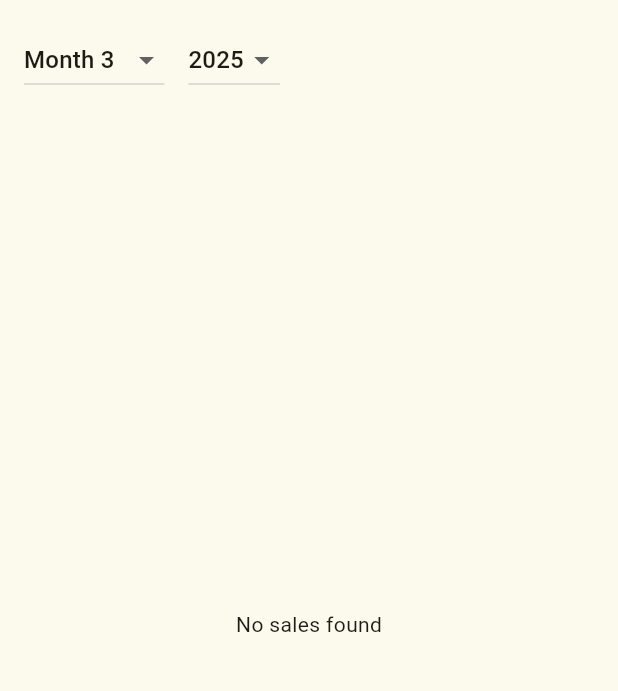
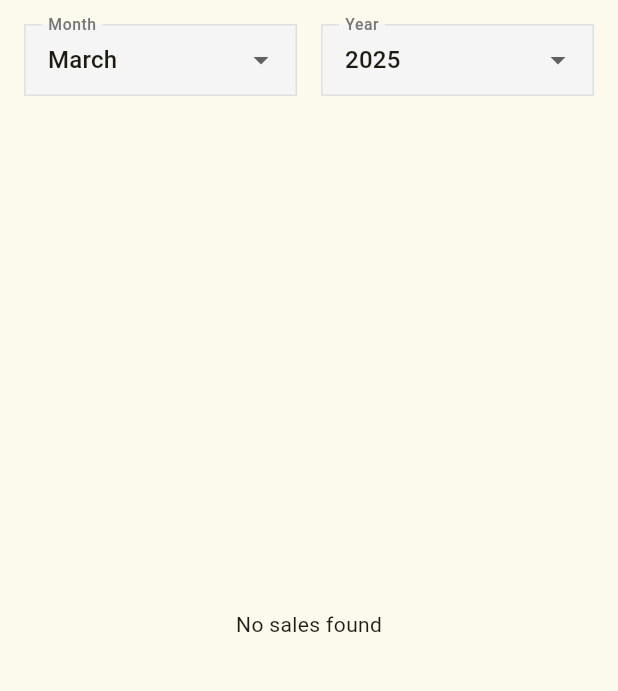
Before and after one commit to yadavkhushwant/flutter-billing-app, a Flutter app: the SalesReportScreen screen opened by its route, on a phone screen of 412 x 824 dp, the part 84-775 px from its top. Run offline on Flutter 3.47's test engine with Material 3 defaults, Android fonts, the phone set to English and light mode, and no system bars; our stand-ins replace dropdown_search, get, image_picker, pdf, printing, sqflite_common_ffi; missing offline and left inert: pluto_grid; accounts and stored records are empty.

Commit message:
add feat

```diff
--- a/lib/screen/sales_report_screen.dart
+++ b/lib/screen/sales_report_screen.dart
@@ -1,6 +1,8 @@
 import 'package:billing_application/controller/customer_controller.dart';
 import 'package:billing_application/controller/sales_report_controller.dart';
+import 'package:billing_application/utils/date_time_helpers.dart';
 import 'package:billing_application/utils/print_invoice.dart';
+import 'package:billing_application/widget/input_decoration.dart';
 import 'package:billing_application/widget/pluto_columns.dart';
 import 'package:flutter/material.dart';
 import 'package:get/get.dart';
@@ -80,15 +82,11 @@ class SalesReportScreen extends StatelessWidget {
     final salesReportController = Get.put(SalesReportController());
     final customerController = Get.put(CustomerController());
 
-    // Create a list of months (1-12) and a range of years.
-    final List<int> months = List.generate(12, (index) => index + 1);
-    final List<int> years =
-        List.generate(10, (index) => DateTime.now().year - 5 + index);
-
     final List<PlutoColumn> columns = [
       PlutoColumn(
         title: 'Action',
         field: 'action',
+        width: 120,
         type: PlutoColumnType.text(),
         enableEditingMode: false,
         renderer: (PlutoColumnRendererContext context) {
@@ -169,14 +167,16 @@ class SalesReportScreen extends StatelessWidget {
             // Row for month and year dropdowns.
             Row(
               children: [
-                // Month Dropdown.
-                Obx(() {
-                  return DropdownButton<int>(
+                // Month Dropdown with InputDecoration
+                Expanded(
+                  child: Obx(() {
+                    return DropdownButtonFormField<int>(
                       value: salesReportController.selectedMonth.value,
-                    items: months.map((month) {
+                      decoration: getInputDecoration("Month"),
+                      items: monthNames.entries.map((entry) {
                         return DropdownMenuItem(
-                        value: month,
-                        child: Text("Month $month"),
+                          value: entry.key,
+                          child: Text(entry.value), // Show month name instead of number
                         );
                       }).toList(),
                       onChanged: (value) {
@@ -189,15 +189,18 @@ class SalesReportScreen extends StatelessWidget {
                       },
                     );
                   }),
+                ),
                 const SizedBox(width: 16),
-                // Year Dropdown.
-                Obx(() {
-                  return DropdownButton<int>(
+                // Year Dropdown with InputDecoration
+                Expanded(
+                  child: Obx(() {
+                    return DropdownButtonFormField<int>(
                       value: salesReportController.selectedYear.value,
-                    items: years.map((year) {
+                      decoration: getInputDecoration("Year"),
+                      items: yearList.map((year) {
                         return DropdownMenuItem(
                           value: year,
-                        child: Text(year.toString()),
+                          child: Text(year.toString()), // Show year as text
                         );
                       }).toList(),
                       onChanged: (value) {
@@ -210,8 +213,10 @@ class SalesReportScreen extends StatelessWidget {
                       },
                     );
                   }),
+                ),
               ],
             ),
+
             const SizedBox(height: 16),
             // PlutoGrid to display sales data.
             Expanded(
--- a/lib/utils/date_time_helpers.dart
+++ b/lib/utils/date_time_helpers.dart
@@ -17,3 +17,21 @@ String getFormattedDate(String date) {
     return date;
   }
 }
+
+final Map<int, String> monthNames = {
+  1: "January",
+  2: "February",
+  3: "March",
+  4: "April",
+  5: "May",
+  6: "June",
+  7: "July",
+  8: "August",
+  9: "September",
+  10: "October",
+  11: "November",
+  12: "December",
+};
+
+final int currentYear = DateTime.now().year;
+final List<int> yearList = List.generate((currentYear + 1) - 2024 + 1, (index) => 2024 + index);
```
Also changed, not shown: lib/screen/manage_customer_screen.dart (+5 -7 lines), lib/screen/manage_payments_screen.dart (+4 -7 lines), lib/screen/manage_product_screen.dart (+4 -7 lines), lib/screen/manage_uom_screen.dart (+4 -7 lines), lib/screen/settings_screen.dart (+11 -12 lines). Lines whose indentation alone changed are shown as unchanged.
